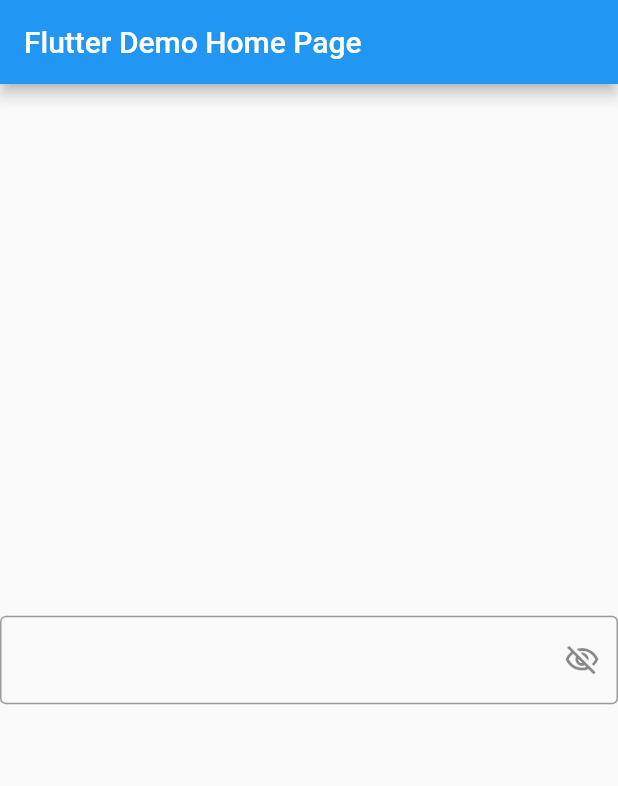
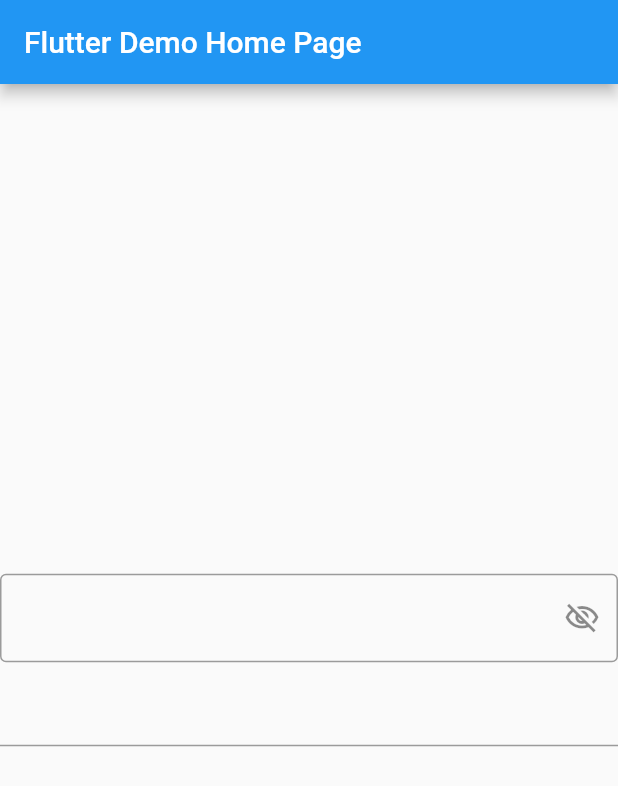
Before and after one commit to 1cornerstone/password_form_field, a Flutter app: the screen it shows after launch, on a phone screen of 412 x 824 dp. Shown: the top 786 px of the screen. Run offline on Flutter 3.47's test engine with Material 2 defaults, Android fonts, the phone set to English and light mode, and no system bars.

```diff
--- a/example/lib/main.dart
+++ b/example/lib/main.dart
@@ -29,6 +29,34 @@ class MyHomePage extends StatefulWidget {
 
 class _MyHomePageState extends State<MyHomePage> {
 
+
+
+  chip({required String label, bool isChecked = false}){
+    return Container(
+      padding: const EdgeInsets.symmetric(horizontal: 10,vertical: 4),
+      child: Row(
+        mainAxisSize: MainAxisSize.min,
+        children: [
+          if(isChecked) Row(
+            children: [
+              Icon(
+                  Icons.check_outlined,
+                  size: 17,
+                color: Colors.green.shade800,
+              ),
+             const SizedBox(width: 2,),
+            ],
+          ),
+          Text(label,)
+        ],
+      ),
+      decoration: BoxDecoration(
+          color: isChecked ? Colors.greenAccent.withOpacity(0.38) : Colors.grey.withOpacity(0.25),
+          borderRadius: BorderRadius.circular(10)
+      ),
+    );
+  }
+
   @override
   Widget build(BuildContext context) {
     return Scaffold(
@@ -36,11 +64,24 @@ class _MyHomePageState extends State<MyHomePage> {
         title: Text(widget.title),
       ),
       body: Center(
-        child: PasswordFormField(
-          showSuffixIcon: true,
-          canPastePassword: true,
-          border: OutlineInputBorder(),
+        child: Column(
+          mainAxisAlignment: MainAxisAlignment.center,
+          crossAxisAlignment: CrossAxisAlignment.center,
+          children: [
+            PasswordFormField(
+              showSuffixIcon: true,
+              patterns: [
+                FieldPattern(label: '8 characters long', pattern: RegExp(r'[a-zA-Z]{8}')),
+                FieldPattern(label: 'only 1 number', pattern: RegExp(r'\d{1}')),
+                FieldPattern(label: 'start with uppercase', pattern: RegExp(r'^[A-Z]')),
+                FieldPattern(label: '3 Uppercase letter', pattern: RegExp(r'(.*[A-Z]){3}')), // exactly 3 uppercase letter
+              ],
+              border: const OutlineInputBorder(),
+            ),
 
+            TextFormField(
+            )
+          ],
         )
       ),
     );
--- a/lib/password_form_field.dart
+++ b/lib/password_form_field.dart
@@ -1,4 +1,5 @@
 library passwordformfield;
 
 export 'src/passwordformfield.dart';
-export 'src/model/validator.dart';
+export 'src/password_chip.dart';
+export 'src/model/field_pattern.dart';
--- /dev/null
+++ b/lib/src/model/field_pattern.dart
@@ -0,0 +1,15 @@
+
+class FieldPattern {
+  String label;
+  RegExp pattern;
+  bool isChecked;
+
+  FieldPattern({required this.label, required this.pattern, this.isChecked = false});
+
+  Map<String, dynamic> toJson(){
+    return {
+      "title" : label,
+      "isCheck": isChecked
+    };
+  }
+}
--- a/lib/src/model/validator.dart
+++ /dev/null
@@ -1,7 +0,0 @@
-
-class Validator {
-  String title;
-  RegExp pattern;
-
-  Validator(this.title, this.pattern);
-}
--- a/lib/src/passwordformfield.dart
+++ b/lib/src/passwordformfield.dart
@@ -10,6 +10,11 @@ class PasswordFormField extends StatefulWidget {
   final bool showSuffixIcon;
   final bool initialPasswordState;
   final String fieldHintText;
+  final String? errorText;
+  final TextStyle? hintStyle;
+  final Widget? label;
+  final TextStyle? labelStyle;
+  final String? labelText;
   final InputBorder? border,
       focusedBorder,
       enabledBorder,
@@ -17,9 +22,15 @@ class PasswordFormField extends StatefulWidget {
   final TextStyle? inputTextStyle;
   final TextEditingController? textEditingController;
   final Function(String)? onFieldSubmitted;
-  final List<Validator>? patterns;
+  final List<FieldPattern>? patterns;
   final bool showValidatorSheet;
   final Function(String)? onChanged;
+  final Color? focusColor;
+  final Widget? prefix;
+  final Icon? prefixIcon;
+   final Color? prefixIconColor;
+  final TextStyle? prefixStyle;
+  final EdgeInsetsGeometry? contentPadding;
   const PasswordFormField({Key? key,
     this.hiddenStateIcon,
     this.unHiddenStateIcon,
@@ -34,7 +45,13 @@ class PasswordFormField extends StatefulWidget {
     this.inputTextStyle,
     this.canPastePassword = true,
     this.textEditingController, this.onFieldSubmitted, this.patterns,
-    this.showValidatorSheet = true, this.onChanged }) : super(key: key);
+    this.showValidatorSheet = true,
+    this.onChanged, this.errorText,
+    this.hintStyle, this.label,
+    this.labelStyle, this.labelText,
+    this.focusColor, this.prefix,
+    this.prefixIcon, this.prefixIconColor,
+    this.prefixStyle, this.contentPadding }) : super(key: key);
 
   @override
   State<PasswordFormField> createState() => _PasswordFormFieldState();
@@ -43,22 +60,22 @@ class PasswordFormField extends StatefulWidget {
 class _PasswordFormFieldState extends State<PasswordFormField> {
 
   late bool _initialPasswordVisibilityState;
-  late AnimationController _animationController;
-  late Animation<double> _animation ;
-  List<Validator> _validsPattern = [];
+  List<FieldPattern> _validPattern = [];
+  bool onFocus = false;
+  bool allPatternPassed = false;
 
-  validateInput(String? input){}
+  validateInput(String? input){
+    return  allPatternPassed ? null : widget.errorText ?? "error";
+  }
 
   @override
   void initState() {
-    // TODO: implement initState
     _initialPasswordVisibilityState = widget.initialPasswordState;
-    _validsPattern = [...?widget.patterns];
+    _validPattern = [...?widget.patterns];
     super.initState();
   }
 
-  @override
-  Widget build(BuildContext context) {
+  Widget _field(){
     return TextFormField(
       obscureText:  _initialPasswordVisibilityState,
       maxLines: 1,
@@ -71,7 +88,16 @@ class _PasswordFormFieldState extends State<PasswordFormField> {
         if(widget.onChanged!=null){
           widget.onChanged!(input);
         }
-          if(widget.showValidatorSheet && _validsPattern.isNotEmpty){}
+        if(widget.showValidatorSheet && _validPattern.isNotEmpty){
+          _validPattern.forEach((element) {
+            if(element.pattern.hasMatch(input)){
+              element.isChecked = true;
+            }else{
+              element.isChecked = false;
+            }
+          });
+          setState(() {});
+        }
       },
       toolbarOptions: ToolbarOptions(
           paste: widget.canPastePassword
@@ -87,6 +113,17 @@ class _PasswordFormFieldState extends State<PasswordFormField> {
               widget.unHiddenStateIcon ?? Icons.visibility_outlined
           ),
         ) : const SizedBox.shrink(),
+        contentPadding: widget.contentPadding,
+        focusColor: widget.focusColor,
+        hintText: widget.fieldHintText,
+        hintStyle: widget.hintStyle ,
+        label: widget.label,
+        labelStyle: widget.labelStyle,
+        labelText: widget.labelText,
+        prefix: widget.prefix,
+        prefixIcon: widget.prefixIcon,
+        prefixIconColor: widget.prefixIconColor,
+        prefixStyle: widget.prefixStyle,
         border: widget.border,
         focusedBorder: widget.focusedBorder,
         enabledBorder: widget.enabledBorder,
@@ -94,4 +131,28 @@ class _PasswordFormFieldState extends State<PasswordFormField> {
       ),
     );
   }
+
+  @override
+  Widget build(BuildContext context) {
+    return widget.showValidatorSheet ? Column(
+      mainAxisAlignment: MainAxisAlignment.start,
+      crossAxisAlignment: CrossAxisAlignment.start,
+      children: [
+        Focus(
+          onFocusChange: (val){
+            onFocus = val;
+            setState(() {});
+          },
+            child: _field()),
+        const SizedBox(height: 8,),
+     if(onFocus) Wrap(
+        crossAxisAlignment: WrapCrossAlignment.start,
+          runAlignment: WrapAlignment.start,
+          runSpacing: 8,
+          spacing: 5,
+          children: _validPattern.map((e) => PasswordChip(label: e.label,isChecked: e.isChecked,)).toList()
+        ),
+      ],
+    ) : _field();
   }
+}
```
Also changed, not shown: lib/src/password_chip.dart (added, +35 -0 lines). Lines whose indentation alone changed are shown as unchanged.
